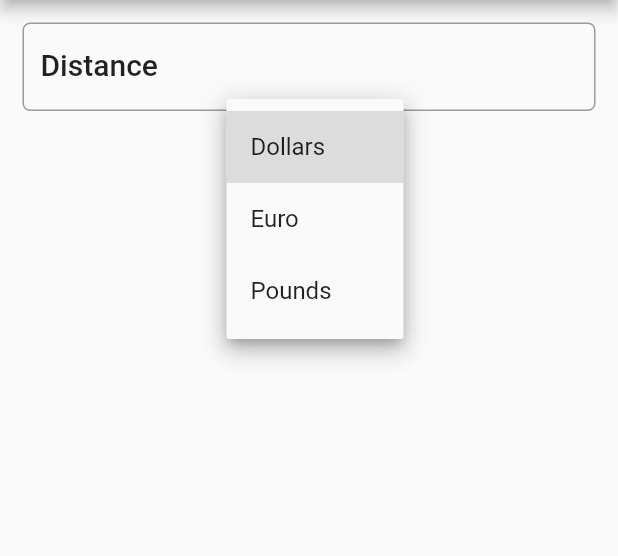
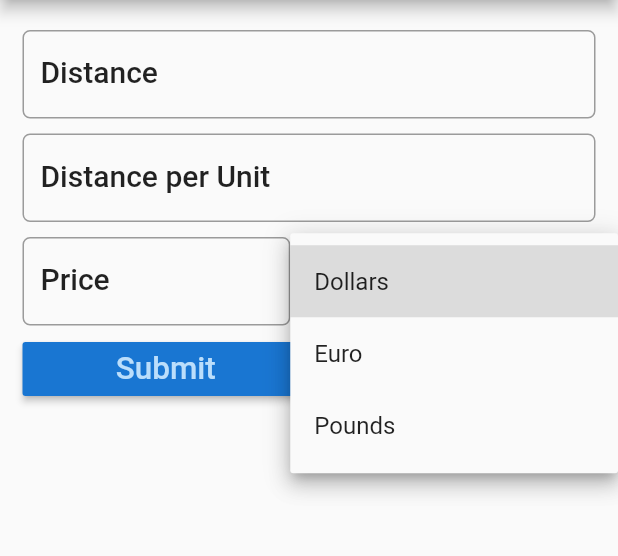
Before and after one commit to EdilsonDiasAlves/trip_cost_app, a Flutter app: the screen it shows after launch, after a tap on "Dollars", on a phone screen of 412 x 824 dp, the part 84-640 px from its top. Run offline on Flutter 3.47's test engine with Material 2 defaults, Android fonts, the phone set to English and light mode, and no system bars.

Commit message:
Changing the app to a international trip cost calculator :D

```diff
--- a/lib/main.dart
+++ b/lib/main.dart
@@ -24,8 +24,11 @@ class FuelForm extends StatefulWidget {
 
 class _FuelFormState extends State<FuelForm> {
   TextEditingController distanceController = TextEditingController();
+  TextEditingController averageConsumptionController = TextEditingController();
+  TextEditingController priceController = TextEditingController();
   String result = '';
   final _currencies = ['Dollars', 'Euro', 'Pounds'];
+  final double _formDistance = 5.0;
   String _currency = 'Dollars';
 
   @override
@@ -40,7 +43,10 @@ class _FuelFormState extends State<FuelForm> {
         padding: EdgeInsets.all(15.0),
         child: Column(
           children: <Widget>[
-            TextField(
+            Padding(
+              padding:
+                  EdgeInsets.only(top: _formDistance, bottom: _formDistance),
+              child: TextField(
                 controller: distanceController,
                 decoration: InputDecoration(
                   labelText: 'Distance',
@@ -52,7 +58,44 @@ class _FuelFormState extends State<FuelForm> {
                 ),
                 keyboardType: TextInputType.number,
               ),
-            DropdownButton<String>(
+            ),
+            Padding(
+                padding:
+                    EdgeInsets.only(top: _formDistance, bottom: _formDistance),
+                child: TextField(
+                  controller: averageConsumptionController,
+                  decoration: InputDecoration(
+                    labelText: 'Distance per Unit',
+                    hintText: 'e.g. 17',
+                    labelStyle: textStyle,
+                    border: OutlineInputBorder(
+                      borderRadius: BorderRadius.circular(5.0),
+                    ),
+                  ),
+                  keyboardType: TextInputType.number,
+                )),
+            Padding(
+              padding:
+                  EdgeInsets.only(top: _formDistance, bottom: _formDistance),
+              child: Row(children: <Widget>[
+                Expanded(
+                    child: TextField(
+                  controller: priceController,
+                  decoration: InputDecoration(
+                    labelText: 'Price',
+                    hintText: 'e.g. 1.65',
+                    labelStyle: textStyle,
+                    border: OutlineInputBorder(
+                      borderRadius: BorderRadius.circular(5.0),
+                    ),
+                  ),
+                  keyboardType: TextInputType.number,
+                )),
+                Container(
+                  width: _formDistance * 5,
+                ),
+                Expanded(
+                    child: DropdownButton<String>(
                   items: _currencies.map((String value) {
                     return DropdownMenuItem(value: value, child: Text(value));
                   }).toList(),
@@ -60,19 +103,40 @@ class _FuelFormState extends State<FuelForm> {
                   onChanged: (String value) {
                     _onDropDownChanged(value);
                   },
+                )),
+              ]),
             ),
-            RaisedButton(
+            Row(
+              children: <Widget>[
+                Expanded(
+                    child: RaisedButton(
                   color: Theme.of(context).primaryColorDark,
                   textColor: Theme.of(context).primaryColorLight,
                   onPressed: () {
                     setState(() {
-                  result = distanceController.text;
+                      result = _calculate();
                     });
                   },
                   child: Text(
                     'Submit',
                     textScaleFactor: 1.5,
                   ),
+                )),
+                Expanded(
+                    child: RaisedButton(
+                  color: Theme.of(context).buttonColor,
+                  textColor: Theme.of(context).primaryColorDark,
+                  onPressed: () {
+                    setState(() {
+                      _reset();
+                    });
+                  },
+                  child: Text(
+                    'Reset',
+                    textScaleFactor: 1.5,
+                  ),
+                )),
+              ],
             ),
             Text(result),
           ],
@@ -86,4 +150,26 @@ class _FuelFormState extends State<FuelForm> {
       this._currency = value;
     });
   }
+
+  String _calculate() {
+    double _distance = double.parse(distanceController.text);
+    double _consumption = double.parse(averageConsumptionController.text);
+    double _fuelCost = double.parse(priceController.text);
+    double _totalCost = _distance / _consumption * _fuelCost;
+    String _result = 'The total cost of your trip is ' +
+        _totalCost.toStringAsFixed(2) +
+        ' ' +
+        _currency;
+
+    return _result;
   }
+
+  void _reset() {
+    distanceController.text = '';
+    averageConsumptionController.text = '';
+    priceController.text = '';
+    setState(() {
+      result = '';
+    });
+  }
+}
```
Lines whose indentation alone changed are shown as unchanged.
